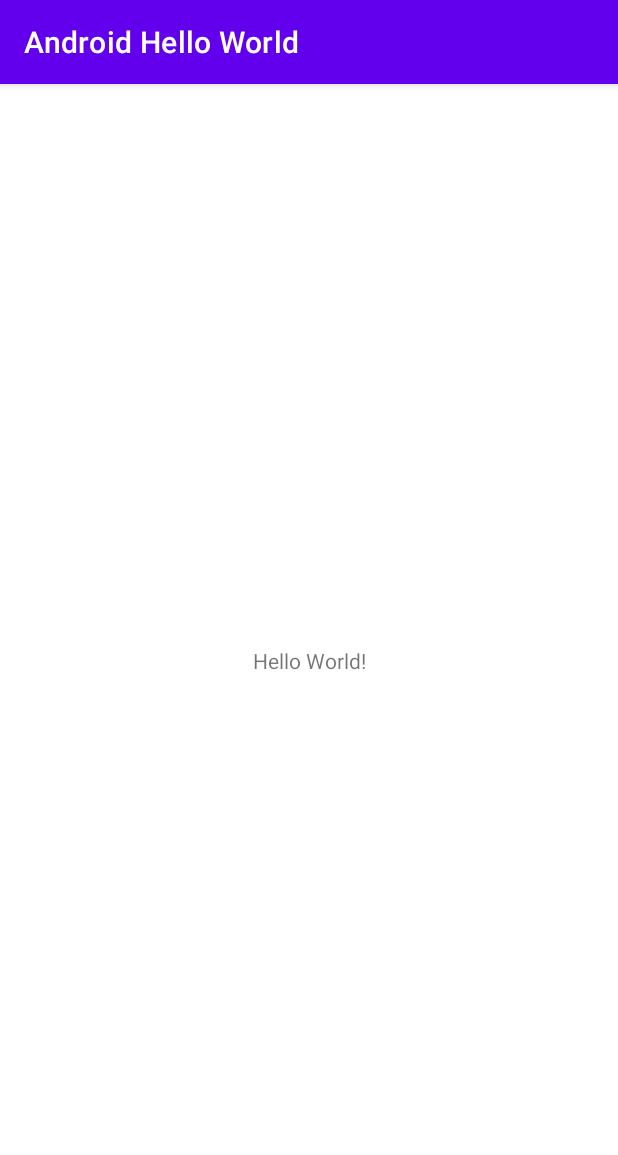
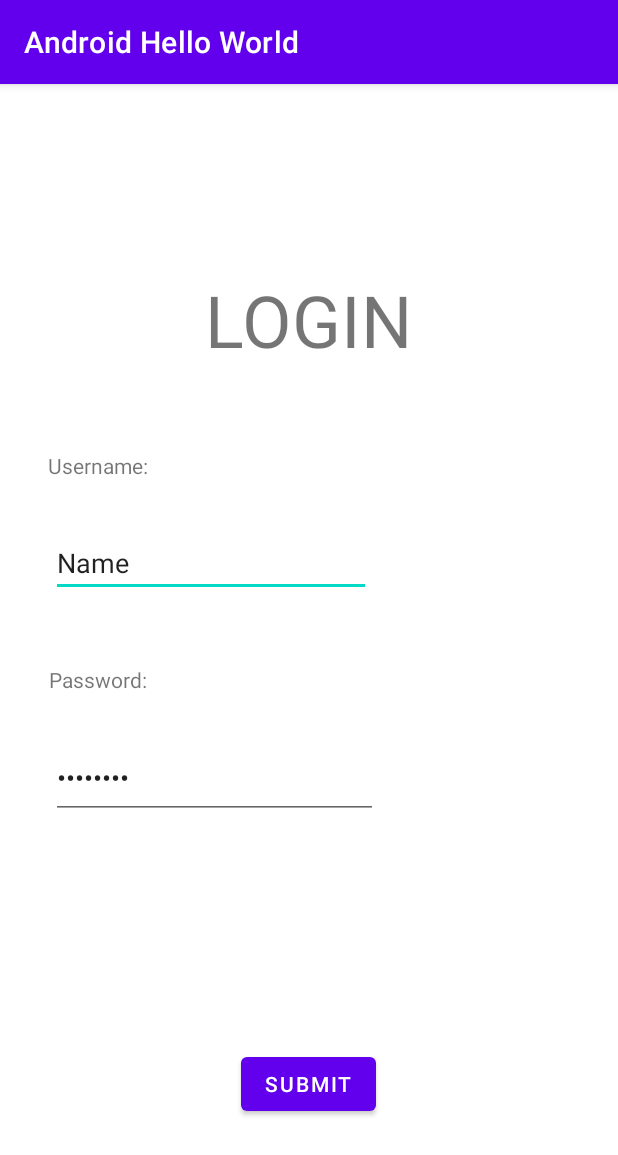
Before and after one commit to sjahnke15/CS309-Project, an Android app: the screen it shows after launch (MainActivity), on a phone screen of 412 x 824 dp. Shown: the top 1155 px of the screen. Run offline under Robolectric (Android 15) with nearby library versions, the phone set to English and light mode, and no system bars.

Commit message:
Created login page for Demo 2

```diff
--- a/experiments/Elijah Hanson/AndroidStudioProjects/AndroidHelloWorld/app/src/main/res/layout/activity_main.xml
+++ b/experiments/Elijah Hanson/AndroidStudioProjects/AndroidHelloWorld/app/src/main/res/layout/activity_main.xml
@@ -7,12 +7,89 @@
     tools:context=".MainActivity">
 
     <TextView
+        android:id="@+id/textView3"
+        android:layout_width="139dp"
+        android:layout_height="72dp"
+        android:layout_marginStart="136dp"
+        android:layout_marginTop="117dp"
+        android:layout_marginEnd="136dp"
+        android:layout_marginBottom="93dp"
+        android:text="@string/login"
+        android:textSize="48sp"
+        app:layout_constraintBottom_toTopOf="@+id/editTextTextPersonName"
+        app:layout_constraintEnd_toEndOf="parent"
+        app:layout_constraintStart_toStartOf="parent"
+        app:layout_constraintTop_toTopOf="parent" />
+
+    <TextView
+        android:id="@+id/textView"
         android:layout_width="wrap_content"
         android:layout_height="wrap_content"
-        android:text="Hello World!"
+        android:text="@string/password"
         app:layout_constraintBottom_toBottomOf="parent"
+        app:layout_constraintEnd_toEndOf="parent"
+        app:layout_constraintHorizontal_bias="0.095"
+        app:layout_constraintStart_toStartOf="parent"
+        app:layout_constraintTop_toBottomOf="@+id/textView2"
+        app:layout_constraintVertical_bias="0.254" />
+
+    <Button
+        android:id="@+id/button"
+        android:layout_width="wrap_content"
+        android:layout_height="wrap_content"
+        android:layout_marginStart="160dp"
+        android:layout_marginTop="127dp"
+        android:layout_marginEnd="161dp"
+        android:layout_marginBottom="98dp"
+        android:text="@string/login_button"
+        app:layout_constraintBottom_toBottomOf="parent"
+        app:layout_constraintEnd_toEndOf="parent"
+        app:layout_constraintStart_toStartOf="parent"
+        app:layout_constraintTop_toBottomOf="@+id/editTextTextPassword" />
+
+    <TextView
+        android:id="@+id/textView2"
+        android:layout_width="wrap_content"
+        android:layout_height="wrap_content"
+        android:text="@string/user_name"
+        app:layout_constraintBottom_toBottomOf="parent"
+        app:layout_constraintHorizontal_bias="0.093"
         app:layout_constraintLeft_toLeftOf="parent"
         app:layout_constraintRight_toRightOf="parent"
-        app:layout_constraintTop_toTopOf="parent" />
+        app:layout_constraintTop_toTopOf="parent"
+        app:layout_constraintVertical_bias="0.327" />
+
+    <EditText
+        android:id="@+id/editTextTextPersonName"
+        android:layout_width="wrap_content"
+        android:layout_height="wrap_content"
+        android:layout_marginStart="34dp"
+        android:layout_marginTop="29dp"
+        android:layout_marginEnd="168dp"
+        android:layout_marginBottom="42dp"
+        android:ems="10"
+        android:inputType="textPersonName"
+        android:text="Name"
+        app:layout_constraintBottom_toTopOf="@+id/textView"
+        app:layout_constraintEnd_toEndOf="parent"
+        app:layout_constraintHorizontal_bias="0.0"
+        app:layout_constraintStart_toStartOf="parent"
+        app:layout_constraintTop_toBottomOf="@+id/textView2" />
+
+    <EditText
+        android:id="@+id/editTextTextPassword"
+        android:layout_width="218dp"
+        android:layout_height="54dp"
+        android:layout_marginStart="33dp"
+        android:layout_marginTop="50dp"
+        android:layout_marginEnd="160dp"
+        android:layout_marginBottom="25dp"
+        android:ems="10"
+        android:inputType="textPassword"
+        android:text="@string/password_textbox"
+        app:layout_constraintBottom_toTopOf="@+id/button"
+        app:layout_constraintEnd_toEndOf="parent"
+        app:layout_constraintStart_toStartOf="parent"
+        app:layout_constraintTop_toBottomOf="@+id/textView" />
 
 </androidx.constraintlayout.widget.ConstraintLayout>
--- a/experiments/Elijah Hanson/AndroidStudioProjects/AndroidHelloWorld/app/src/main/res/values/strings.xml
+++ b/experiments/Elijah Hanson/AndroidStudioProjects/AndroidHelloWorld/app/src/main/res/values/strings.xml
@@ -1,3 +1,8 @@
 <resources>
     <string name="app_name">Android Hello World</string>
+    <string name="user_name">Username:</string>
+    <string name="password">Password:</string>
+    <string name="login">LOGIN</string>
+    <string name="login_button">Submit</string>
+    <string name="password_textbox">Password</string>
 </resources>
```
